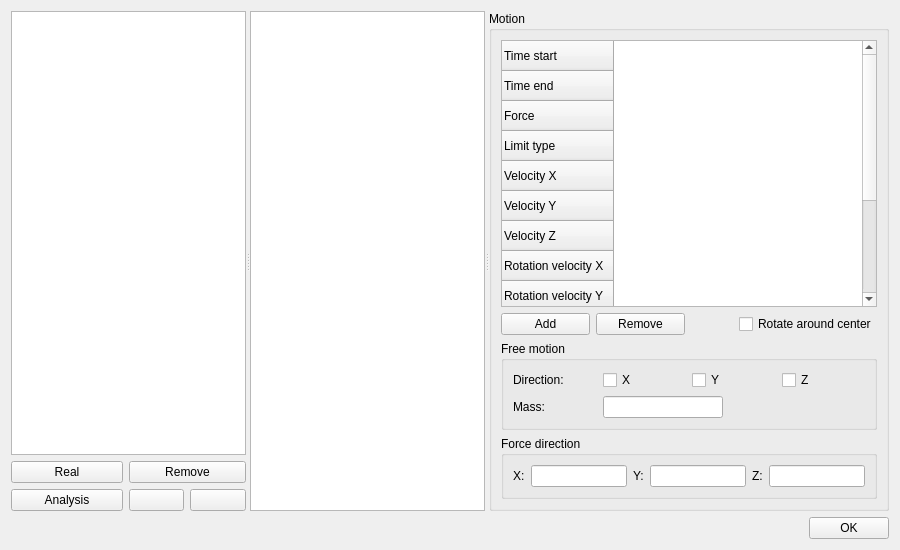
Qt form QTDialogs/GeometriesEditorTab/GeometriesEditorTab.ui (msolids/musen) before a commit.
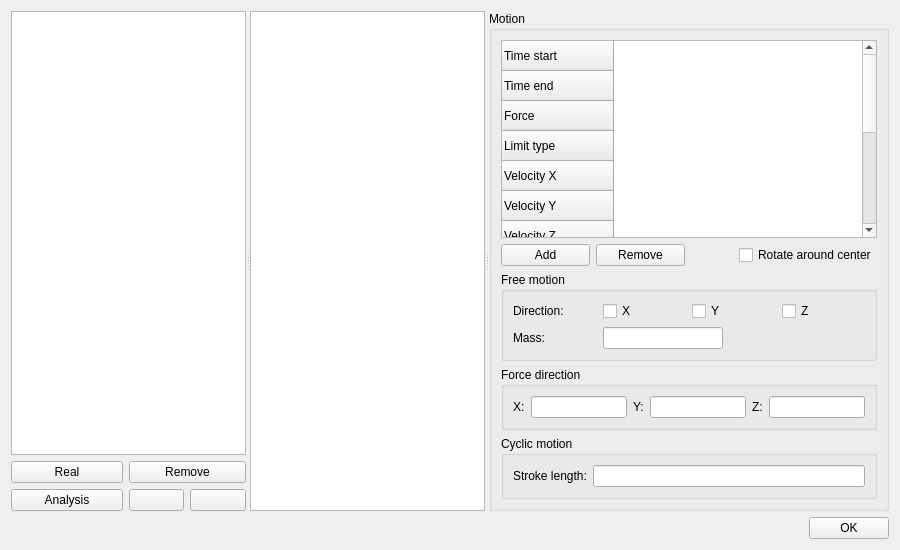
The same form after that commit. Icons and pictures are not drawn. Custom widgets are drawn as their Qt base class.

Commit message: feat: Cyclic force-driven geometry motion

What changed in the file:
```diff
--- a/QTDialogs/GeometriesEditorTab/GeometriesEditorTab.ui
+++ b/QTDialogs/GeometriesEditorTab/GeometriesEditorTab.ui
@@ -444,6 +444,34 @@
            </layout>
           </widget>
          </item>
+         <item>
+          <widget class="QGroupBox" name="groupStroke">
+           <property name="toolTip">
+            <string>Distance the geometry travels along the force direction before it jumps back to the position where the stroke started</string>
+           </property>
+           <property name="title">
+            <string>Cyclic motion</string>
+           </property>
+           <layout class="QHBoxLayout" name="horizontalLayout_3" stretch="0,1">
+            <item>
+             <widget class="QLabel" name="labelStrokeLength">
+              <property name="sizePolicy">
+               <sizepolicy hsizetype="Fixed" vsizetype="Preferred">
+                <horstretch>0</horstretch>
+                <verstretch>0</verstretch>
+               </sizepolicy>
+              </property>
+              <property name="text">
+               <string>Stroke length:</string>
+              </property>
+             </widget>
+            </item>
+            <item>
+             <widget class="QLineEdit" name="lineEditStrokeLength"/>
+            </item>
+           </layout>
+          </widget>
+         </item>
         </layout>
        </item>
       </layout>
```
The commit also changes 14 other files.
